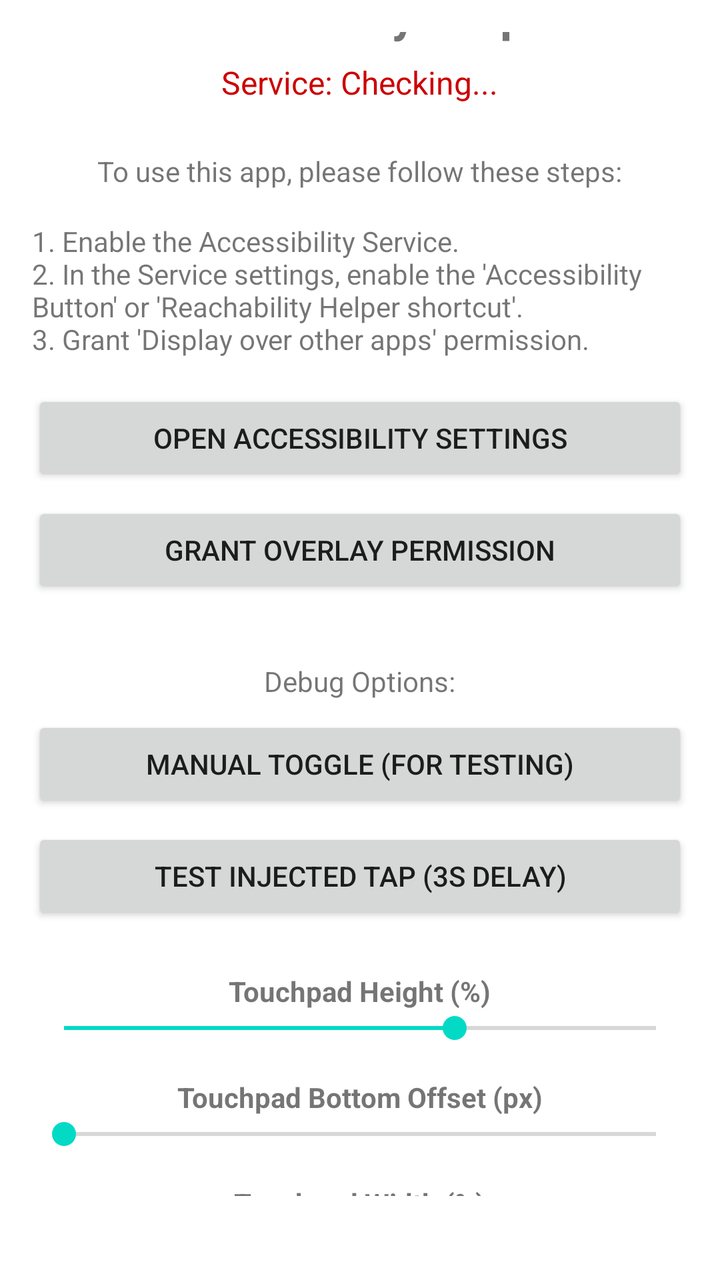
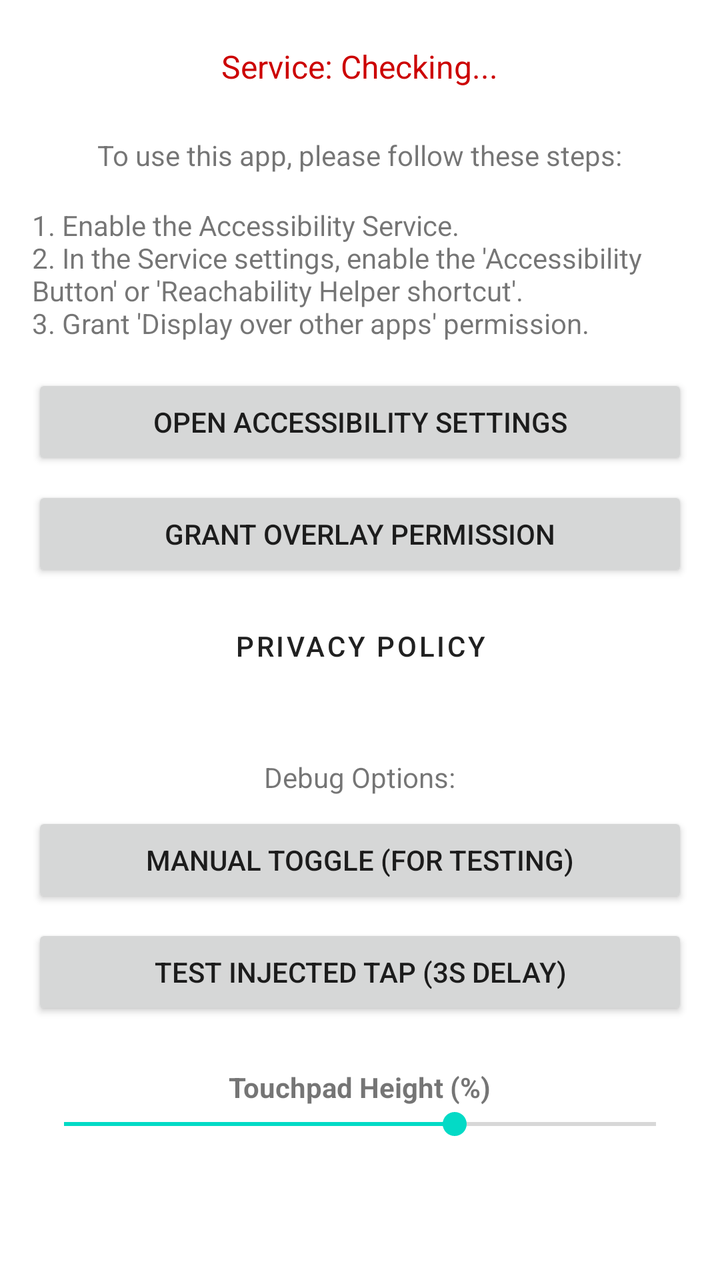

The first picture is an Android layout as it rendered before a commit; the second is the same layout after the commit. The layout source and the unified diff follow.
<!-- AndroidManifest.xml: application theme Theme.ReachabilityHelper -->
<!-- res/layout/activity_main.xml -->
<?xml version="1.0" encoding="utf-8"?>
<LinearLayout xmlns:android="http://schemas.android.com/apk/res/android"
    android:layout_width="match_parent"
    android:layout_height="match_parent"
    android:orientation="vertical"
    android:padding="16dp"
    android:gravity="center">

    <TextView
        android:layout_width="wrap_content"
        android:layout_height="wrap_content"
        android:text="Reachability Helper"
        android:textSize="24sp"
        android:textStyle="bold"
        android:layout_marginBottom="8dp"/>

    <TextView
        android:id="@+id/tv_service_status"
        android:layout_width="wrap_content"
        android:layout_height="wrap_content"
        android:text="Service: Checking..."
        android:textSize="16sp"
        android:layout_marginBottom="24dp"
        android:textColor="@android:color/holo_red_dark"/>

    <TextView
        android:layout_width="wrap_content"
        android:layout_height="wrap_content"
        android:text="To use this app, please follow these steps:"
        android:layout_marginBottom="16dp"
        android:textAlignment="center"/>

    <TextView
        android:layout_width="wrap_content"
        android:layout_height="wrap_content"
        android:text="1. Enable the Accessibility Service.\n2. In the Service settings, enable the 'Accessibility Button' or 'Reachability Helper shortcut'.\n3. Grant 'Display over other apps' permission."
        android:layout_marginBottom="16dp"
        android:textAlignment="viewStart"/>

    <Button
        android:id="@+id/btn_accessibility_settings"
        android:layout_width="match_parent"
        android:layout_height="wrap_content"
        android:text="Open Accessibility Settings"
        android:layout_marginBottom="8dp"/>

    <Button
        android:id="@+id/btn_overlay_settings"
        android:layout_width="match_parent"
        android:layout_height="wrap_content"
        android:text="Grant Overlay Permission"
        android:layout_marginBottom="32dp"/>

    <TextView
        android:layout_width="wrap_content"
        android:layout_height="wrap_content"
        android:text="Debug Options:"
        android:layout_marginBottom="8dp"/>

    <Button
        android:id="@+id/btn_toggle_service"
        android:layout_width="match_parent"
        android:layout_height="wrap_content"
        android:text="Manual Toggle (for testing)"
        android:layout_marginBottom="8dp"/>

    <Button
        android:id="@+id/btn_test_tap"
        android:layout_width="match_parent"
        android:layout_height="wrap_content"
        android:text="Test Injected Tap (3s delay)"
        android:layout_marginBottom="24dp"/>

    <TextView
        android:layout_width="wrap_content"
        android:layout_height="wrap_content"
        android:text="Touchpad Height (%)"
        android:textStyle="bold"/>
    <SeekBar
        android:id="@+id/sb_height"
        android:layout_width="match_parent"
        android:layout_height="wrap_content"
        android:max="50"
        android:progress="33"
        android:layout_marginBottom="16dp"/>

    <TextView
        android:layout_width="wrap_content"
        android:layout_height="wrap_content"
        android:text="Touchpad Bottom Offset (px)"
        android:textStyle="bold"/>
    <SeekBar
        android:id="@+id/sb_offset"
        android:layout_width="match_parent"
        android:layout_height="wrap_content"
        android:max="1000"
        android:progress="0"
        android:layout_marginBottom="16dp"/>

    <TextView
        android:layout_width="wrap_content"
        android:layout_height="wrap_content"
        android:text="Touchpad Width (%)"
        android:textStyle="bold"/>
    <SeekBar
        android:id="@+id/sb_width"
        android:layout_width="match_parent"
        android:layout_height="wrap_content"
        android:max="100"
        android:progress="100"
        android:layout_marginBottom="16dp"/>

    <TextView
        android:layout_width="wrap_content"
        android:layout_height="wrap_content"
        android:text="Touchpad Left Offset (px)"
        android:textStyle="bold"/>
    <SeekBar
        android:id="@+id/sb_left_offset"
        android:layout_width="match_parent"
        android:layout_height="wrap_content"
        android:max="1000"
        android:progress="0"
        android:layout_marginBottom="32dp"/>

    <LinearLayout
        android:layout_width="match_parent"
        android:layout_height="wrap_content"
        android:orientation="horizontal"
        android:gravity="center_vertical"
        android:layout_marginBottom="4dp">
        <TextView
            android:layout_width="0dp"
            android:layout_height="wrap_content"
            android:layout_weight="1"
            android:text="Logs:"
            android:textStyle="bold"/>
        <Button
            android:id="@+id/btn_copy_logs"
            android:layout_width="wrap_content"
            android:layout_height="wrap_content"
            android:text="Copy"
            style="@style/Widget.MaterialComponents.Button.TextButton"/>
        <Button
            android:id="@+id/btn_clear_logs"
            android:layout_width="wrap_content"
            android:layout_height="wrap_content"
            android:text="Clear"
            style="@style/Widget.MaterialComponents.Button.TextButton"/>
    </LinearLayout>

    <ScrollView
        android:layout_width="match_parent"
        android:layout_height="0dp"
        android:layout_weight="1"
        android:background="#EEEEEE"
        android:padding="8dp">
        <TextView
            android:id="@+id/tv_logs"
            android:layout_width="match_parent"
            android:layout_height="wrap_content"
            android:fontFamily="monospace"
            android:textSize="12sp"
            android:textIsSelectable="true"
            android:text="Waiting for logs..."/>
    </ScrollView>

</LinearLayout>
<!-- resources referenced by this layout -->
<resources>
  <style name="Theme.ReachabilityHelper" parent="Theme.MaterialComponents.DayNight.DarkActionBar" />
</resources>

<!-- the commit's change to res/layout/activity_main.xml (unified diff, before → after) -->
@@ -49,6 +49,14 @@
         android:layout_width="match_parent"
         android:layout_height="wrap_content"
         android:text="Grant Overlay Permission"
+        android:layout_marginBottom="8dp"/>
+
+    <Button
+        android:id="@+id/btn_privacy_policy"
+        android:layout_width="match_parent"
+        android:layout_height="wrap_content"
+        android:text="Privacy Policy"
+        style="@style/Widget.MaterialComponents.Button.TextButton"
         android:layout_marginBottom="32dp"/>
 
     <TextView
